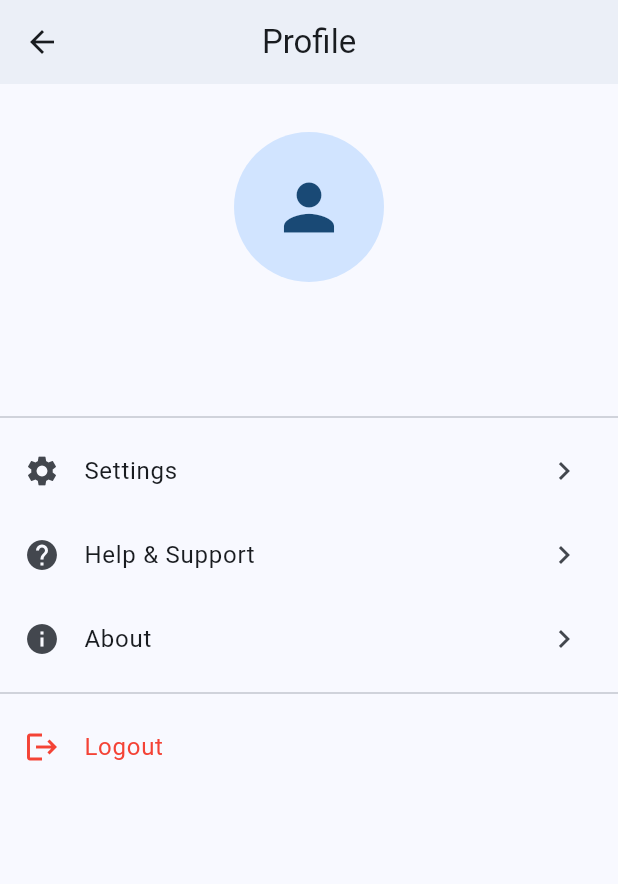
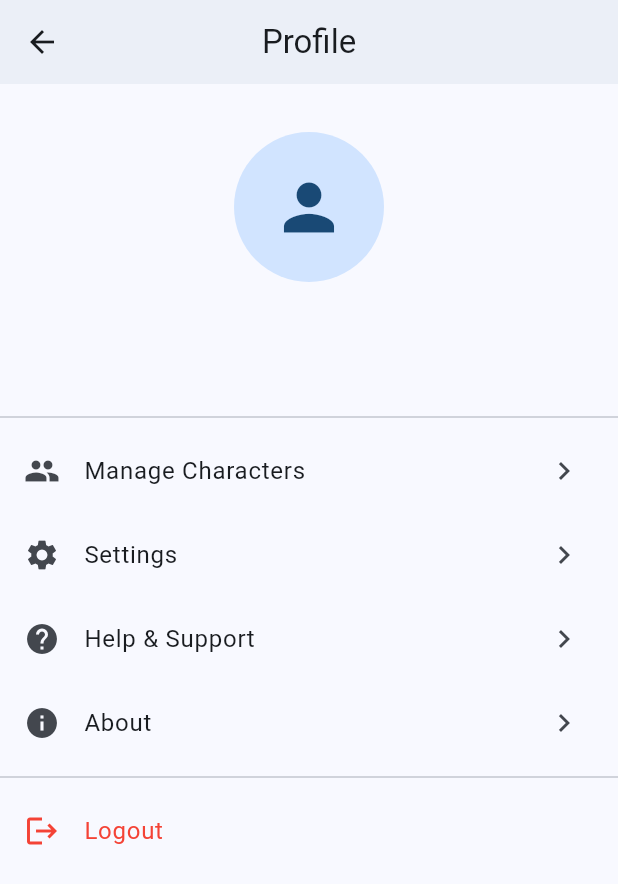
Before and after one commit to IfeyChan702/MyEnglishNote, a Flutter app: the ProfileScreen screen opened directly, on a phone screen of 412 x 824 dp. Shown: the top 884 px of the screen. Run offline on Flutter 3.47's test engine with Material 3 defaults, Android fonts, the phone set to English and light mode, and no system bars; our stand-ins replace dio, flutter_secure_storage, image_picker, logger, shared_preferences; accounts and stored records are empty; project files that could hold a hidden picture were left out.

Commit message:
Update profile screen and documentation for Story features
Co-authored-by: IfeyChan702 <152843056+IfeyChan702@users.noreply.github.com>

```diff
--- a/flutter_app/lib/screens/profile_screen.dart
+++ b/flutter_app/lib/screens/profile_screen.dart
@@ -1,6 +1,7 @@
 import 'package:flutter/material.dart';
 import '../services/auth_service.dart';
 import 'login_screen.dart';
+import 'character_list_screen.dart';
 
 /// Profile screen
 class ProfileScreen extends StatefulWidget {
@@ -101,6 +102,19 @@ class _ProfileScreenState extends State<ProfileScreen> {
           const SizedBox(height: 32),
           const Divider(),
           ListTile(
+            leading: const Icon(Icons.people),
+            title: const Text('Manage Characters'),
+            trailing: const Icon(Icons.chevron_right),
+            onTap: () {
+              Navigator.push(
+                context,
+                MaterialPageRoute(
+                  builder: (context) => const CharacterListScreen(),
+                ),
+              );
+            },
+          ),
+          ListTile(
             leading: const Icon(Icons.settings),
             title: const Text('Settings'),
             trailing: const Icon(Icons.chevron_right),
```
Also changed, not shown: 2 other files.
